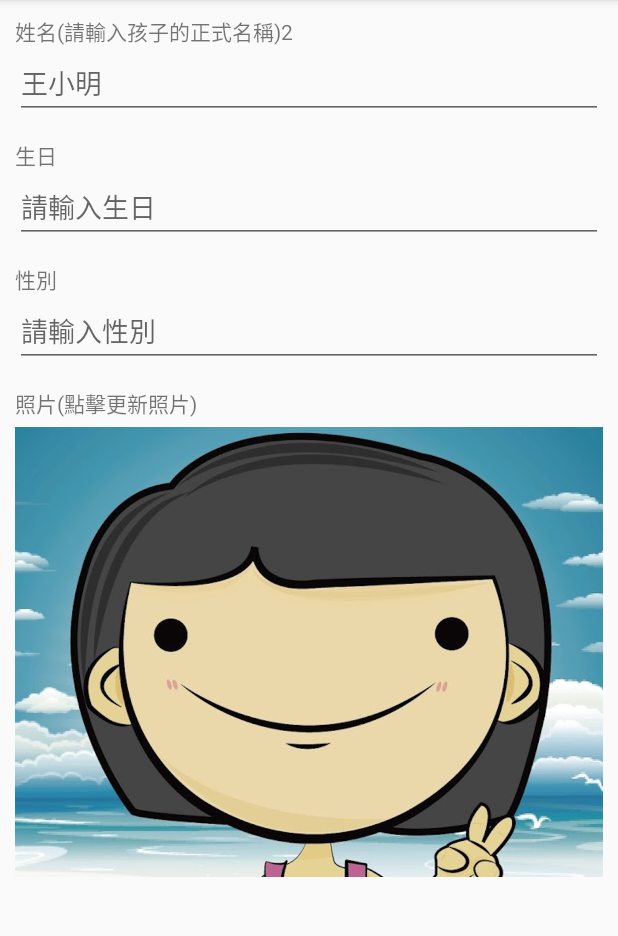
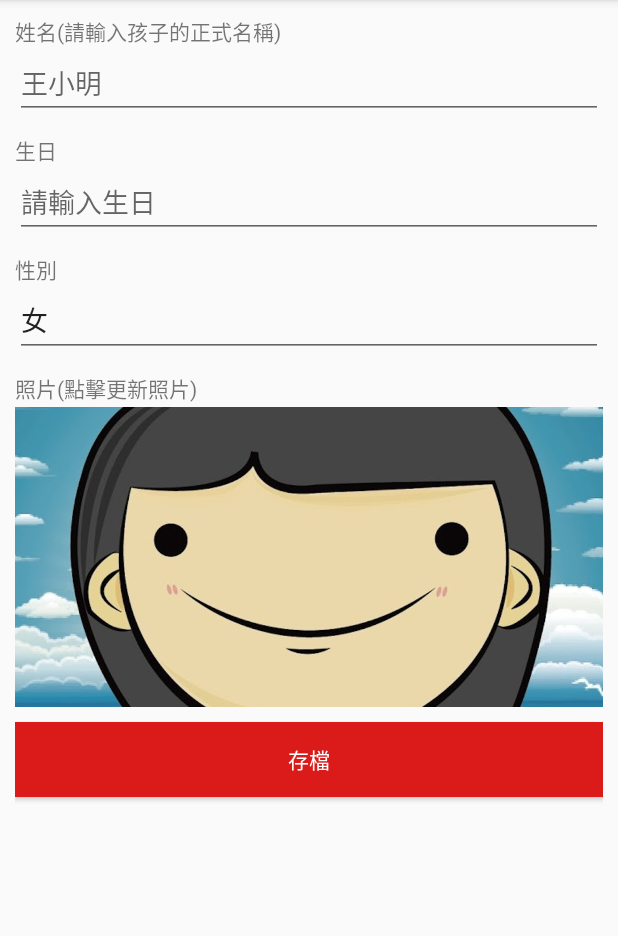
Before and after one commit to cactis/KidsPassport-android, an Android app: the fragment ChildEditFragment shown on its own in the app's theme, on a phone screen of 412 x 824 dp, the part 84-1020 px from its top. Run offline under Robolectric (Android 15) with nearby library versions, the phone set to English and light mode, and no system bars; libraries missing offline, so code that uses them is left out: com.activeandroid, com.activeandroid.query, com.thedeanda.lorem, org.slf4j.

Commit message:
新增孩子護照，儲存後更新孩子護照清單

```diff
--- a/app/src/main/java/com/airfont/kidspassport/ChildEditFragment.java
+++ b/app/src/main/java/com/airfont/kidspassport/ChildEditFragment.java
@@ -4,9 +4,25 @@ import android.app.Activity;
 import android.net.Uri;
 import android.os.Bundle;
 import android.app.Fragment;
+import android.util.Log;
 import android.view.LayoutInflater;
 import android.view.View;
 import android.view.ViewGroup;
+import android.widget.AbsListView;
+import android.widget.BaseAdapter;
+import android.widget.Button;
+import android.widget.EditText;
+import android.widget.ListView;
+import android.widget.TextView;
+
+import com.activeandroid.query.From;
+import com.activeandroid.query.Select;
+import com.thedeanda.lorem.Lorem;
+
+import org.slf4j.Logger;
+import org.slf4j.LoggerFactory;
+
+import java.util.Hashtable;
 
 
 /**
@@ -18,6 +34,9 @@ import android.view.ViewGroup;
  * create an instance of this fragment.
  */
 public class ChildEditFragment extends Fragment {
+
+  private static Logger logger = LoggerFactory.getLogger(ChildEditFragment.class);
+
   // TODO: Rename parameter arguments, choose names that match
   // the fragment initialization parameters, e.g. ARG_ITEM_NUMBER
   private static final String ARG_PARAM1 = "param1";
@@ -64,10 +83,38 @@ public class ChildEditFragment extends Fragment {
   public View onCreateView(LayoutInflater inflater, ViewGroup container,
                            Bundle savedInstanceState) {
     // Inflate the layout for this fragment
-    return inflater.inflate(R.layout.fragment_child_edit, container, false);
+    View view = inflater.inflate(R.layout.fragment_child_edit, container, false);
+    Button button = (Button)view.findViewById(R.id.child_edit_submit);
+    final EditText fullname = (EditText)view.findViewById(R.id.fullname);
+    final EditText gender = (EditText)view.findViewById(R.id.gender);
+
+
+    gender.setText("女");
+
+    button.setOnClickListener(new View.OnClickListener() {
+      @Override
+      public void onClick(View v) {
+        logger.info("submit it!");
+        fullname.setText(Lorem.getNameFemale(), TextView.BufferType.EDITABLE);
+
+        Hashtable<String, String> attributes = new Hashtable<String, String>();
+        attributes.put("fullname", fullname.getText().toString());
+        attributes.put("gender", gender.getText().toString());
+        Log.v("gender", gender.getText().toString());
+        //attributes.put("gender", view.findViewById(R.id.gender));
+        logger.info(String.valueOf(attributes));
+
+        Child child = new Child();
+        Child result = child.update_attributes(attributes);
+        logger.info(result.fullname);
+        getFragmentManager().popBackStack();
+      }
+    });
+    return view;
   }
 
   // TODO: Rename method, update argument and hook method into UI event
+
   public void onButtonPressed(Uri uri) {
     if (mListener != null) {
       mListener.onFragmentInteraction(uri);
--- a/app/src/main/res/layout/fragment_child_edit.xml
+++ b/app/src/main/res/layout/fragment_child_edit.xml
@@ -3,21 +3,28 @@
              android:layout_width="match_parent"
              android:layout_height="match_parent"
              tools:context="com.airfont.kidspassport.ChildEdit"
-             android:padding="10dp">
+  >
 
+
+  <ScrollView
+    android:layout_width="match_parent"
+    android:layout_height="match_parent"
+    android:id="@+id/scrollView"
+    >
 
     <LinearLayout
       android:orientation="vertical"
       android:layout_width="fill_parent"
       android:layout_height="fill_parent"
-    android:layout_gravity="center_horizontal|top">
+      android:layout_gravity="center_horizontal|top"
+      android:padding="10dp">
 
       <TextView
         android:layout_width="wrap_content"
         android:layout_height="wrap_content"
         android:textAppearance="?android:attr/textAppearanceSmall"
-      android:text="@string/fullname"
-      android:id="@+id/textView2"
+        android:text="@string/fullname_label"
+        android:id="@+id/fullnameLabel"
         android:layout_gravity="left|top"/>
 
       <EditText
@@ -25,63 +32,51 @@
         android:layout_height="wrap_content"
         android:inputType="textPersonName"
         android:ems="10"
-      android:id="@+id/editText"
+        android:id="@+id/fullname"
         android:hint="@string/fullname_hint"/>
-
-    <Space
-      android:layout_width="20px"
-      android:layout_height="20px"
-      />
 
       <TextView
         android:layout_width="wrap_content"
         android:layout_height="wrap_content"
         android:textAppearance="?android:attr/textAppearanceSmall"
-      android:text="@string/birthday"
-      android:id="@+id/textView3"/>
+        android:text="@string/birthday_label"
+        android:id="@+id/birthday_label"
+        android:layout_marginTop="10dp"/>
 
       <EditText
         android:layout_width="match_parent"
         android:layout_height="wrap_content"
         android:inputType="date"
         android:ems="10"
-      android:id="@+id/editText2"
+        android:id="@+id/birthday"
         android:hint="@string/birthday_hint"/>
-
-    <Space
-      android:layout_width="20px"
-      android:layout_height="20px"
-      />
 
       <TextView
         android:layout_width="wrap_content"
         android:layout_height="wrap_content"
         android:textAppearance="?android:attr/textAppearanceSmall"
-      android:text="@string/gender"
-      android:id="@+id/textView4"/>
+        android:text="@string/gender_label"
+        android:id="@+id/gender_label"
+        android:layout_marginTop="10dp"/>
 
       <EditText
         android:layout_width="match_parent"
         android:layout_height="wrap_content"
-      android:id="@+id/editText3"
+        android:id="@+id/gender"
         android:hint="@string/gender_hint"/>
-
-    <Space
-      android:layout_width="20px"
-      android:layout_height="20px"
-      />
 
       <TextView
         android:layout_width="wrap_content"
         android:layout_height="wrap_content"
         android:textAppearance="?android:attr/textAppearanceSmall"
-      android:text="@string/avatar"
-      android:id="@+id/textView5"
-      android:paddingBottom="5dp"/>
+        android:text="@string/avatar_label"
+        android:id="@+id/avatar_label"
+        android:paddingBottom="2dp"
+        android:layout_marginTop="10dp"/>
 
       <ImageView
         android:layout_width="fill_parent"
-      android:layout_height="300dp"
+        android:layout_height="200dp"
         android:id="@+id/avatarView"
         android:cropToPadding="false"
         android:scaleType="centerCrop"
@@ -90,5 +85,17 @@
         android:src="@drawable/avatar"
         />
 
+      <Button
+        android:layout_width="match_parent"
+        android:layout_height="50dp"
+        android:text="@string/submit"
+        android:id="@+id/child_edit_submit"
+        android:layout_gravity="center_horizontal"
+        android:background="@drawable/navigation_background"
+        android:layout_marginTop="10dp"
+        android:layout_marginBottom="100dp"
+        android:textColor="@android:color/white"/>
+
     </LinearLayout>
+  </ScrollView>
 </FrameLayout>
--- a/app/src/main/res/values/child_edit.xml
+++ b/app/src/main/res/values/child_edit.xml
@@ -1,8 +1,11 @@
 <?xml version="1.0" encoding="utf-8"?>
 <resources>
-  <string name="fullname">姓名(請輸入孩子的正式名稱)2</string>
+  <string name="fullname_label">姓名(請輸入孩子的正式名稱)</string>
   <string name="fullname_hint">王小明</string>
-  <string name="gender">性別</string>
+  <string name="birthday_label">生日</string>
+  <string name="birthday_hint">請輸入生日</string>
+  <string name="gender_label">性別</string>
   <string name="gender_hint">請輸入性別</string>
-  <string name="avatar">照片(點擊更新照片)</string>
+  <string name="avatar_label">照片(點擊更新照片)</string>
+  <string name="submit">存檔</string>
 </resources>
--- a/app/src/main/res/values/strings.xml
+++ b/app/src/main/res/values/strings.xml
@@ -15,7 +15,6 @@
   <!--<string name="action_example">Example action</string>-->
   <!--<string name="action_settings">Settings</string>-->
   <string name="hello_blank_fragment">Hello blank fragment</string>
-  <string name="birthday">生日</string>
-  <string name="birthday_hint">請輸入生日</string>
+
 
 </resources>
--- a/app/src/main/res/values/styles.xml
+++ b/app/src/main/res/values/styles.xml
@@ -9,4 +9,5 @@
         <item name="android:background">#db1a1a</item>
     </style>
 
+  <drawable name="navigation_background">#db1a1a</drawable>
 </resources>
--- a/build.gradle
+++ b/build.gradle
@@ -5,7 +5,7 @@ buildscript {
         jcenter()
     }
     dependencies {
-        classpath 'com.android.tools.build:gradle:0.13.2'
+        classpath 'com.android.tools.build:gradle:1.0.0-rc4'
 
         // NOTE: Do not place your application dependencies here; they belong
         // in the individual module build.gradle files
```
Also changed, not shown: app/build.gradle (+2 -7 lines), app/src/main/java/com/airfont/kidspassport/Child.java (+19 -2 lines), app/src/main/java/com/airfont/kidspassport/ChildListFragment.java (renamed from app/src/main/java/com/airfont/kidspassport/ChildFragment.java, +26 -25 lines), app/src/main/java/com/airfont/kidspassport/MainActivity.java (+5 -5 lines), gradle/wrapper/gradle-wrapper.properties (deleted), 3 other files. Lines whose indentation alone changed are shown as unchanged.
